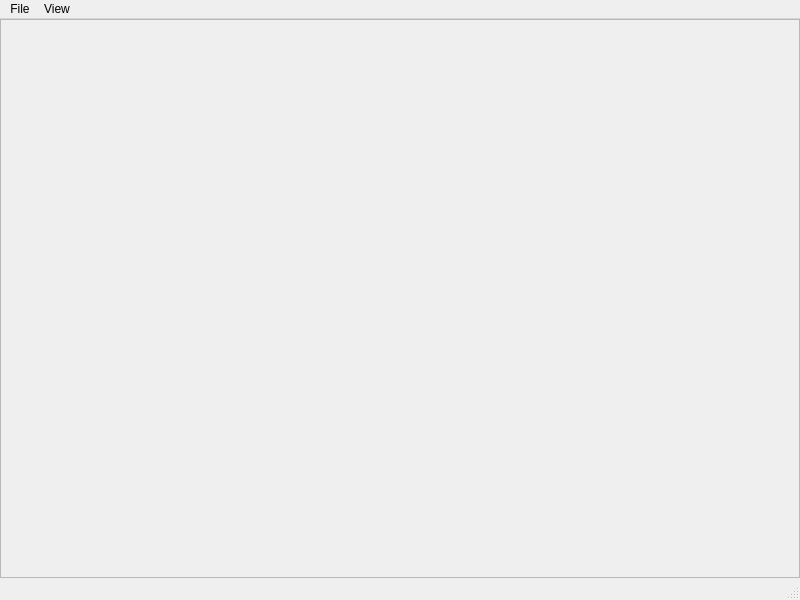
Above: src/mainWindow.ui from Clovis1444/DLCreator before the change. Below: the same form after it.
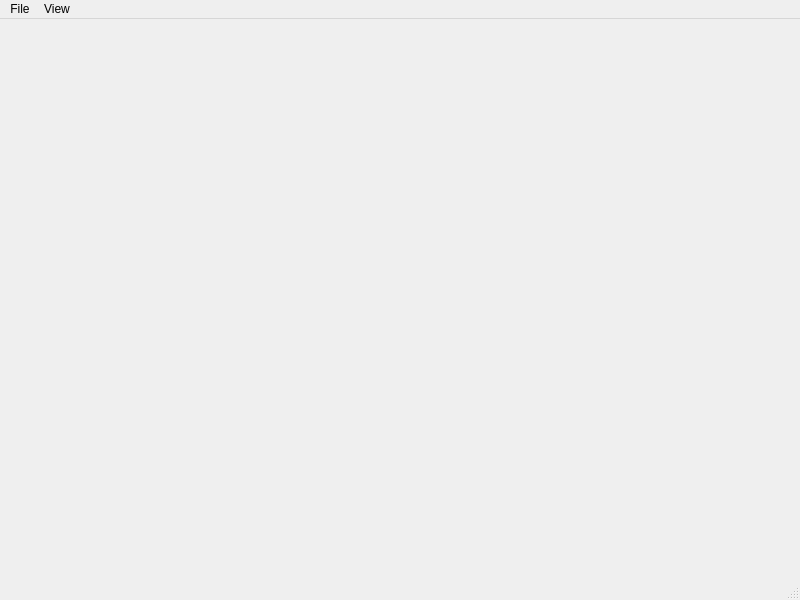
That is the form after the change.

Commit message: feat, refactor: implement loading CellLayers from json at any time; refactor(create ToolWidget)

Diff of the .ui file:
```diff
--- a/src/mainWindow.ui
+++ b/src/mainWindow.ui
@@ -36,43 +36,6 @@
     <property name="bottomMargin">
      <number>0</number>
     </property>
-    <item>
-     <widget class="QFrame" name="tools_frame">
-      <property name="sizePolicy">
-       <sizepolicy hsizetype="Minimum" vsizetype="Minimum">
-        <horstretch>0</horstretch>
-        <verstretch>0</verstretch>
-       </sizepolicy>
-      </property>
-      <property name="minimumSize">
-       <size>
-        <width>20</width>
-        <height>0</height>
-       </size>
-      </property>
-      <property name="frameShape">
-       <enum>QFrame::Shape::StyledPanel</enum>
-      </property>
-      <property name="frameShadow">
-       <enum>QFrame::Shadow::Raised</enum>
-      </property>
-      <layout class="QVBoxLayout" name="verticalLayout">
-       <item>
-        <spacer name="verticalSpacer">
-         <property name="orientation">
-          <enum>Qt::Orientation::Vertical</enum>
-         </property>
-         <property name="sizeHint" stdset="0">
-          <size>
-           <width>20</width>
-           <height>40</height>
-          </size>
-         </property>
-        </spacer>
-       </item>
-      </layout>
-     </widget>
-    </item>
    </layout>
   </widget>
   <widget class="QMenuBar" name="menubar">
```
The commit also changes 12 other files.
